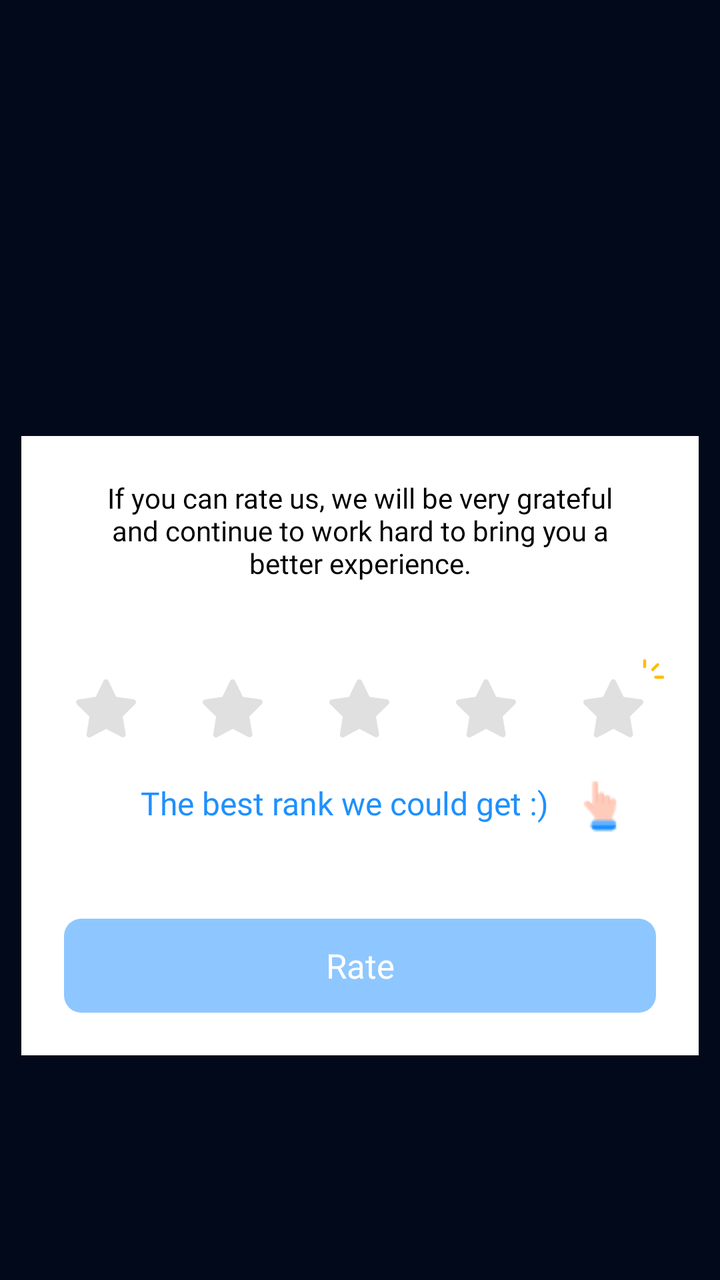
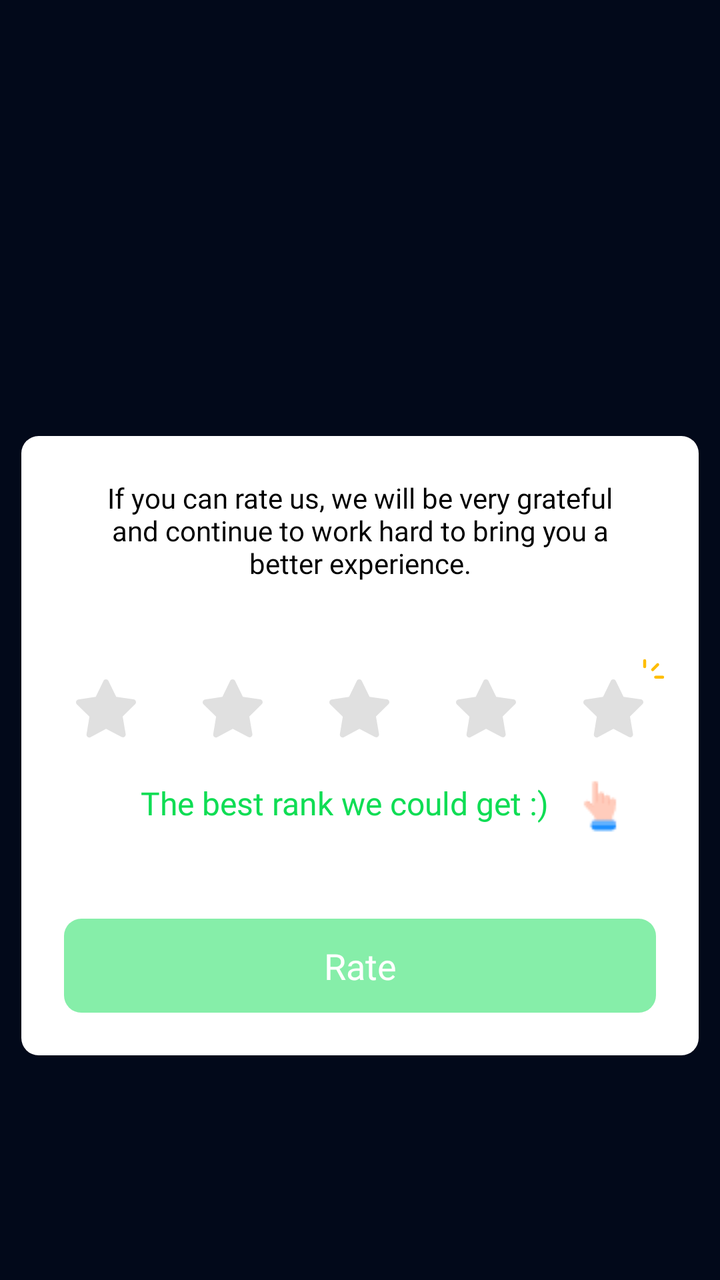

Two renders of the same Android screen: before a commit and after it. Below are the layout's source before the change and the commit's diff.
<!-- AndroidManifest.xml: application theme Theme.SuperVPN.Splash -->
<!-- res/layout/dialog_rate.xml -->
<?xml version="1.0" encoding="utf-8"?>
<androidx.appcompat.widget.LinearLayoutCompat xmlns:android="http://schemas.android.com/apk/res/android"
    xmlns:app="http://schemas.android.com/apk/res-auto"
    android:layout_width="match_parent"
    android:layout_height="wrap_content"
    android:background="#00FFFFFF"
    android:gravity="center"
    android:orientation="vertical">

    <androidx.appcompat.widget.AppCompatImageView
        android:id="@+id/ivEmotion"
        android:layout_width="@dimen/size131"
        android:layout_height="@dimen/size99"
        android:layout_marginBottom="@dimen/size10"
        android:visibility="invisible"
        app:layout_constraintBottom_toTopOf="@id/rate_content"
        app:layout_constraintEnd_toEndOf="@id/rate_content"
        app:layout_constraintStart_toStartOf="@id/rate_content" />

    <androidx.constraintlayout.widget.ConstraintLayout
        android:id="@+id/rate_content"
        android:layout_width="match_parent"
        android:layout_height="wrap_content"
        android:layout_marginHorizontal="@dimen/size10"
        android:layout_marginBottom="@dimen/size10"
        android:background="#FFFFFF"
        app:layout_constraintBottom_toBottomOf="parent"
        app:layout_constraintEnd_toEndOf="parent"
        app:layout_constraintStart_toStartOf="parent"
        app:layout_constraintTop_toTopOf="parent">

        <androidx.appcompat.widget.AppCompatTextView
            android:id="@+id/tvTitle"
            android:layout_width="match_parent"
            android:layout_height="wrap_content"
            android:layout_marginTop="@dimen/size20"
            android:fontFamily="@font/roboto_regular"
            android:gravity="center"
            android:paddingHorizontal="@dimen/size30"
            android:text="@string/text_rate_0"
            android:textColor="#000000"
            android:textFontWeight="400"
            android:textSize="@dimen/text_normal"
            app:layout_constraintEnd_toEndOf="parent"
            app:layout_constraintStart_toStartOf="parent"
            app:layout_constraintTop_toTopOf="parent" />

        <androidx.appcompat.widget.LinearLayoutCompat
            android:id="@+id/tabLayout"
            android:layout_width="0dp"
            android:layout_height="wrap_content"
            android:layout_marginTop="@dimen/size30"
            android:layout_marginHorizontal="@dimen/size10"
            android:gravity="center"
            android:orientation="horizontal"
            app:layout_constraintEnd_toEndOf="parent"
            app:layout_constraintStart_toStartOf="parent"
            app:layout_constraintTop_toBottomOf="@+id/tvTitle"
            app:tabIndicatorHeight="0dp">

            <androidx.constraintlayout.widget.ConstraintLayout
                android:id="@+id/star1"
                android:layout_width="0dp"
                android:layout_height="wrap_content"
                android:layout_weight="1"
                android:gravity="center">

                <LinearLayout
                    android:layout_width="match_parent"
                    android:layout_height="0dp"
                    android:gravity="center"
                    app:layout_constraintDimensionRatio="1:1"
                    app:layout_constraintEnd_toEndOf="parent"
                    app:layout_constraintStart_toStartOf="parent"
                    app:layout_constraintTop_toTopOf="parent">

                    <androidx.appcompat.widget.AppCompatImageView
                        android:layout_width="wrap_content"
                        android:layout_height="wrap_content"
                        android:src="@drawable/star_rate" />
                </LinearLayout>


            </androidx.constraintlayout.widget.ConstraintLayout>

            <androidx.constraintlayout.widget.ConstraintLayout
                android:id="@+id/star2"
                android:layout_width="0dp"
                android:layout_height="wrap_content"
                android:layout_weight="1"
                android:gravity="center">

                <LinearLayout
                    android:layout_width="match_parent"
                    android:layout_height="0dp"
                    android:gravity="center"
                    app:layout_constraintDimensionRatio="H,1:1"
                    app:layout_constraintEnd_toEndOf="parent"
                    app:layout_constraintStart_toStartOf="parent"
                    app:layout_constraintTop_toTopOf="parent">

                    <androidx.appcompat.widget.AppCompatImageView
                        android:layout_width="wrap_content"
                        android:layout_height="wrap_content"
                        android:src="@drawable/star_rate" />
                </LinearLayout>
            </androidx.constraintlayout.widget.ConstraintLayout>

            <androidx.constraintlayout.widget.ConstraintLayout
                android:id="@+id/star3"
                android:layout_width="0dp"
                android:layout_height="wrap_content"
                android:layout_weight="1"
                android:gravity="center">

                <LinearLayout
                    android:layout_width="match_parent"
                    android:layout_height="0dp"
                    android:gravity="center"
                    app:layout_constraintDimensionRatio="H,1:1"
                    app:layout_constraintEnd_toEndOf="parent"
                    app:layout_constraintStart_toStartOf="parent"
                    app:layout_constraintTop_toTopOf="parent">

                    <androidx.appcompat.widget.AppCompatImageView
                        android:layout_width="wrap_content"
                        android:layout_height="wrap_content"
                        android:src="@drawable/star_rate" />
                </LinearLayout>
            </androidx.constraintlayout.widget.ConstraintLayout>

            <androidx.constraintlayout.widget.ConstraintLayout
                android:id="@+id/star4"
                android:layout_width="0dp"
                android:layout_height="wrap_content"
                android:layout_weight="1"
                android:gravity="center">

                <LinearLayout
                    android:layout_width="match_parent"
                    android:layout_height="0dp"
                    android:gravity="center"
                    app:layout_constraintDimensionRatio="H,1:1"
                    app:layout_constraintEnd_toEndOf="parent"
                    app:layout_constraintStart_toStartOf="parent"
                    app:layout_constraintTop_toTopOf="parent">

                    <androidx.appcompat.widget.AppCompatImageView
                        android:layout_width="wrap_content"
                        android:layout_height="wrap_content"
                        android:src="@drawable/star_rate" />
                </LinearLayout>
            </androidx.constraintlayout.widget.ConstraintLayout>

            <androidx.constraintlayout.widget.ConstraintLayout
                android:id="@+id/star_5"
                android:layout_width="0dp"
                android:layout_height="wrap_content"
                android:layout_weight="1"
                android:gravity="center">

                <LinearLayout
                    android:layout_width="match_parent"
                    android:layout_height="0dp"
                    android:gravity="center"
                    app:layout_constraintDimensionRatio="H,1:1"
                    app:layout_constraintEnd_toEndOf="parent"
                    app:layout_constraintStart_toStartOf="parent"
                    app:layout_constraintTop_toTopOf="parent">

                    <androidx.appcompat.widget.AppCompatImageView
                        android:layout_width="wrap_content"
                        android:layout_height="wrap_content"
                        android:src="@drawable/star_rate" />
                </LinearLayout>
            </androidx.constraintlayout.widget.ConstraintLayout>

        </androidx.appcompat.widget.LinearLayoutCompat>

        <androidx.appcompat.widget.AppCompatImageView
            android:layout_width="wrap_content"
            android:layout_height="wrap_content"
            android:layout_marginTop="@dimen/size6"
            android:layout_marginRight="@dimen/size6"
            android:src="@drawable/start_bright"
            app:layout_constraintEnd_toEndOf="@+id/tabLayout"
            app:layout_constraintTop_toTopOf="@+id/tabLayout" />

        <androidx.appcompat.widget.LinearLayoutCompat
            android:id="@+id/linearLayoutCompat2"
            android:layout_width="wrap_content"
            android:layout_height="wrap_content"
            android:gravity="center"
            android:orientation="horizontal"
            app:layout_constraintEnd_toEndOf="parent"
            app:layout_constraintStart_toStartOf="parent"
            app:layout_constraintTop_toBottomOf="@+id/tabLayout"
            app:tabIndicatorHeight="0dp">

            <androidx.appcompat.widget.AppCompatTextView
                android:layout_width="@dimen/size215"
                android:layout_height="wrap_content"
                android:fontFamily="@font/roboto_regular"
                android:gravity="right"
                android:text="@string/text_rate_hint"
                android:textColor="#1E90FF"
                android:textFontWeight="400"
                android:textSize="@dimen/text_medium" />

            <androidx.appcompat.widget.AppCompatImageView
                android:layout_width="wrap_content"
                android:layout_height="wrap_content"
                android:layout_marginLeft="@dimen/size10"
                android:src="@drawable/hand" />
        </androidx.appcompat.widget.LinearLayoutCompat>

        <androidx.appcompat.widget.AppCompatTextView
            android:id="@+id/tvSubmit"
            android:layout_width="0dp"
            android:layout_height="@dimen/size44"
            android:layout_marginHorizontal="@dimen/size20"
            android:layout_marginTop="@dimen/size40"
            android:layout_marginBottom="@dimen/size20"
            android:background="@drawable/bg_button_rate"
            android:enabled="false"
            android:fontFamily="@font/roboto_regular"
            android:gravity="center"
            android:text="@string/text_rate"
            android:textColor="#FFFFFF"
            android:textFontWeight="500"
            android:textSize="@dimen/size16"
            app:layout_constraintBottom_toBottomOf="parent"
            app:layout_constraintEnd_toEndOf="parent"
            app:layout_constraintStart_toStartOf="parent"
            app:layout_constraintTop_toBottomOf="@id/linearLayoutCompat2" />
    </androidx.constraintlayout.widget.ConstraintLayout>
</androidx.appcompat.widget.LinearLayoutCompat>
<!-- resources referenced by this layout -->
<resources>
  <dimen name="size10">10.6667dp</dimen>
  <dimen name="size131">139.7333dp</dimen>
  <dimen name="size16">17.0667dp</dimen>
  <dimen name="size20">21.3333dp</dimen>
  <dimen name="size215">229.3333dp</dimen>
  <dimen name="size30">32dp</dimen>
  <dimen name="size40">42.6667dp</dimen>
  <dimen name="size44">46.9333dp</dimen>
  <dimen name="size6">6.4dp</dimen>
  <dimen name="size99">105.6dp</dimen>
  <dimen name="text_medium">16sp</dimen>
  <dimen name="text_normal">14sp</dimen>
  <!-- drawable bg_button_rate (drawable) -->
  <selector xmlns:android="http://schemas.android.com/apk/res/android">
      <item android:state_selected="true">
          <shape android:shape="rectangle">
              <solid android:color="#1E90FF" />
              <corners android:radius="@dimen/size8" />
          </shape>
      </item>
      <item android:state_selected="false">
          <shape android:shape="rectangle">
              <solid android:color="#801E90FF" />
              <corners android:radius="@dimen/size8" />
          </shape>
      </item>
      <item android:state_selected="true">
          <shape android:shape="rectangle">
              <solid android:color="#801E90FF" />
              <corners android:radius="@dimen/size8" />
          </shape>
      </item>
  </selector>
  <!-- drawable star_rate (drawable) -->
  <?xml version="1.0" encoding="utf-8"?>
  <selector xmlns:android="http://schemas.android.com/apk/res/android">
      <item android:state_selected="true" android:drawable="@drawable/star_selected"/>
      <item android:state_selected="false" android:drawable="@drawable/star_unselect"/>
      <item android:drawable="@drawable/star_unselect"/>
  
  </selector>
  <!-- drawable start_bright (drawable) -->
  <vector xmlns:android="http://schemas.android.com/apk/res/android"
      android:width="11dp"
      android:height="10dp"
      android:viewportWidth="11"
      android:viewportHeight="10">
    <path
        android:pathData="M1,4V1M5,5.5L7.5,3M6.5,9.25H10"
        android:strokeWidth="1.5"
        android:fillColor="#00000000"
        android:strokeColor="#FEBD01"
        android:strokeLineCap="round"/>
  </vector>
  <string name="text_rate">Rate</string>
  <string name="text_rate_0">If you can rate us, we will be very grateful and continue to work hard to bring you a better experience.</string>
  <string name="text_rate_hint">The best rank we could get :)</string>
  <style name="Theme.SuperVPN.Splash" parent="Theme.SplashScreen">
          <item name="windowSplashScreenBackground">@color/backgroundColor</item>
          <item name="windowSplashScreenAnimatedIcon">@mipmap/ic_launcher_round</item>
          <item name="windowSplashScreenAnimationDuration">200</item>
  
          <item name="windowActionBar">false</item>
          <item name="windowNoTitle">true</item>
  
          <item name="android:windowActionBar">false</item>
          <item name="android:windowNoTitle">true</item>
  
          <item name="android:windowBackground">@color/backgroundColor</item>
          <item name="android:statusBarColor">@color/backgroundColor</item>
      </style>
  <dimen name="size8">8.5333dp</dimen>
  <color name="backgroundColor">#02091A</color>
  <!-- unchanged entries left out for length: 3 -->
</resources>

<!-- the commit's change to res/layout/dialog_rate.xml (unified diff, before → after) -->
@@ -23,7 +23,7 @@
         android:layout_height="wrap_content"
         android:layout_marginHorizontal="@dimen/size10"
         android:layout_marginBottom="@dimen/size10"
-        android:background="#FFFFFF"
+        android:background="@drawable/bg_popup_rate"
         app:layout_constraintBottom_toBottomOf="parent"
         app:layout_constraintEnd_toEndOf="parent"
         app:layout_constraintStart_toStartOf="parent"
@@ -39,7 +39,6 @@
             android:paddingHorizontal="@dimen/size30"
             android:text="@string/text_rate_0"
             android:textColor="#000000"
-            android:textFontWeight="400"
             android:textSize="@dimen/text_normal"
             app:layout_constraintEnd_toEndOf="parent"
             app:layout_constraintStart_toStartOf="parent"
@@ -181,7 +180,7 @@
             android:layout_width="wrap_content"
             android:layout_height="wrap_content"
             android:layout_marginTop="@dimen/size6"
-            android:layout_marginRight="@dimen/size6"
+            android:layout_marginEnd="@dimen/size6"
             android:src="@drawable/start_bright"
             app:layout_constraintEnd_toEndOf="@+id/tabLayout"
             app:layout_constraintTop_toTopOf="@+id/tabLayout" />
@@ -201,16 +200,15 @@
                 android:layout_width="@dimen/size215"
                 android:layout_height="wrap_content"
                 android:fontFamily="@font/roboto_regular"
-                android:gravity="right"
+                android:gravity="end"
                 android:text="@string/text_rate_hint"
-                android:textColor="#1E90FF"
-                android:textFontWeight="400"
+                android:textColor="@color/green_rate_select"
                 android:textSize="@dimen/text_medium" />
 
             <androidx.appcompat.widget.AppCompatImageView
                 android:layout_width="wrap_content"
                 android:layout_height="wrap_content"
-                android:layout_marginLeft="@dimen/size10"
+                android:layout_marginStart="@dimen/size10"
                 android:src="@drawable/hand" />
         </androidx.appcompat.widget.LinearLayoutCompat>
 
@@ -227,8 +225,7 @@
             android:gravity="center"
             android:text="@string/text_rate"
             android:textColor="#FFFFFF"
-            android:textFontWeight="500"
-            android:textSize="@dimen/size16"
+            android:textSize="18sp"
             app:layout_constraintBottom_toBottomOf="parent"
             app:layout_constraintEnd_toEndOf="parent"
             app:layout_constraintStart_toStartOf="parent"
<!-- resource entries referenced after the edit -->
@@ -1,8 +1,8 @@
 <!-- resources referenced by this layout -->
 <resources>
+  <color name="green_rate_select">#0FDD54</color>
   <dimen name="size10">10.6667dp</dimen>
   <dimen name="size131">139.7333dp</dimen>
-  <dimen name="size16">17.0667dp</dimen>
   <dimen name="size20">21.3333dp</dimen>
   <dimen name="size215">229.3333dp</dimen>
   <dimen name="size30">32dp</dimen>
@@ -13,26 +13,32 @@
   <dimen name="text_medium">16sp</dimen>
   <dimen name="text_normal">14sp</dimen>
   <!-- drawable bg_button_rate (drawable) -->
-  <selector xmlns:android="http://schemas.android.com/apk/res/android">
-      <item android:state_selected="true">
+  <selector xmlns:tools="http://schemas.android.com/tools" xmlns:android="http://schemas.android.com/apk/res/android">
+      <item android:state_selected="true" tools:ignore="StateListReachable">
           <shape android:shape="rectangle">
-              <solid android:color="#1E90FF" />
+              <solid android:color="@color/green_rate_select" />
               <corners android:radius="@dimen/size8" />
           </shape>
       </item>
       <item android:state_selected="false">
           <shape android:shape="rectangle">
-              <solid android:color="#801E90FF" />
+              <solid android:color="@color/green_rate_unselect" />
               <corners android:radius="@dimen/size8" />
           </shape>
       </item>
       <item android:state_selected="true">
           <shape android:shape="rectangle">
-              <solid android:color="#801E90FF" />
+              <solid android:color="@color/green_rate_unselect" />
               <corners android:radius="@dimen/size8" />
           </shape>
       </item>
   </selector>
+  <!-- drawable bg_popup_rate (drawable) -->
+  <?xml version="1.0" encoding="utf-8"?>
+  <shape android:shape="rectangle" xmlns:android="http://schemas.android.com/apk/res/android">
+      <solid android:color="@color/white_background_popup"/>
+      <corners android:radius="@dimen/size8"/>
+  </shape>
   <!-- drawable star_rate (drawable) -->
   <?xml version="1.0" encoding="utf-8"?>
   <selector xmlns:android="http://schemas.android.com/apk/res/android">
@@ -72,6 +78,8 @@
           <item name="android:statusBarColor">@color/backgroundColor</item>
       </style>
   <dimen name="size8">8.5333dp</dimen>
+  <color name="green_rate_unselect">#800FDD54</color>
+  <color name="white_background_popup">#FFFFFF</color>
   <color name="backgroundColor">#02091A</color>
   <!-- unchanged entries left out for length: 3 -->
 </resources>
